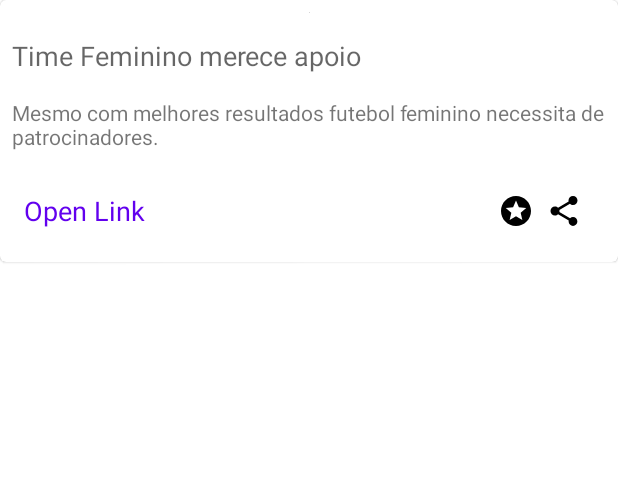
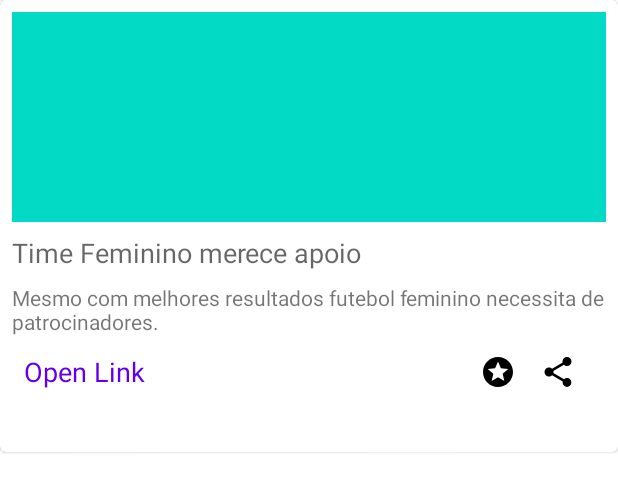
Before and after one commit to JoaoGabrielCorrea/Soccer-News, an Android app: the layout news_item.xml on its own in the app's theme, with its tools: preview values and no code run, on a phone screen of 412 x 824 dp. Shown: the top 492 px of the screen. Run offline under Robolectric (Android 15) with nearby library versions, the phone set to English and light mode, and no system bars.

Commit message:
update layout

```diff
--- a/app/build.gradle
+++ b/app/build.gradle
@@ -40,6 +40,7 @@ dependencies {
     implementation 'androidx.navigation:navigation-fragment:2.4.2'
     implementation 'androidx.navigation:navigation-ui:2.4.2'
     testImplementation 'junit:junit:4.13.2'
+    implementation 'androidx.swiperefreshlayout:swiperefreshlayout:1.1.0'
     androidTestImplementation 'androidx.test.ext:junit:1.1.3'
     androidTestImplementation 'androidx.test.espresso:espresso-core:3.4.0'
 }
--- a/app/src/main/java/com/example/soccernews/MainActivity.java
+++ b/app/src/main/java/com/example/soccernews/MainActivity.java
@@ -1,6 +1,7 @@
 package com.example.soccernews;
 
 import android.os.Bundle;
+import android.widget.TextView;
 
 import com.google.android.material.bottomnavigation.BottomNavigationView;
 
@@ -9,10 +10,15 @@ import androidx.navigation.NavController;
 import androidx.navigation.Navigation;
 import androidx.navigation.ui.AppBarConfiguration;
 import androidx.navigation.ui.NavigationUI;
+import androidx.swiperefreshlayout.widget.SwipeRefreshLayout;
 
 import com.example.soccernews.databinding.ActivityMainBinding;
 
 public class MainActivity extends AppCompatActivity {
+
+    SwipeRefreshLayout refreshLayout;
+            TextView textView;
+
 
     private ActivityMainBinding binding;
 
--- a/app/src/main/res/layout/activity_main.xml
+++ b/app/src/main/res/layout/activity_main.xml
@@ -4,8 +4,8 @@
     xmlns:tools="http://schemas.android.com/tools"
     android:id="@+id/container"
     android:layout_width="match_parent"
-    android:layout_height="match_parent"
-    android:paddingTop="?attr/actionBarSize">
+    android:layout_height="match_parent">
+
 
     <com.google.android.material.bottomnavigation.BottomNavigationView
         android:id="@+id/nav_view"
@@ -25,8 +25,11 @@
         android:layout_width="match_parent"
         android:layout_height="match_parent"
         app:defaultNavHost="true"
+        app:layout_constraintLeft_toLeftOf="parent"
+        app:layout_constraintLeft_toRightOf="parent"
         app:layout_constraintTop_toTopOf="parent"
-        app:navGraph="@navigation/mobile_navigation"
-        tools:layout_editor_absoluteX="0dp" />
+        app:navGraph="@navigation/mobile_navigation" />
+
+
 
 </androidx.constraintlayout.widget.ConstraintLayout>
--- a/app/src/main/res/layout/news_item.xml
+++ b/app/src/main/res/layout/news_item.xml
@@ -5,19 +5,19 @@
     xmlns:tools="http://schemas.android.com/tools"
     android:layout_width="match_parent"
     android:layout_height="wrap_content">
+    android:layout_margin="8dp">
 
     <androidx.constraintlayout.widget.ConstraintLayout
         android:layout_width="match_parent"
-        android:layout_height="wrap_content"
+        android:layout_height="285dp"
         android:layout_margin="8dp">
 
         <ImageView
             android:id="@+id/ivThumbnail"
-            android:layout_width="wrap_content"
-            android:layout_height="wrap_content"
-            android:layout_marginStart="93dp"
-            android:layout_marginEnd="93dp"
+            android:layout_width="0dp"
+            android:layout_height="140dp"
             android:contentDescription="@string/cd_news_image"
+            android:src="@color/teal_200"
             app:layout_constraintEnd_toEndOf="parent"
             app:layout_constraintStart_toStartOf="parent"
             app:layout_constraintTop_toTopOf="parent"
@@ -27,9 +27,9 @@
             android:id="@+id/tvTitle"
             android:layout_width="wrap_content"
             android:layout_height="wrap_content"
-            android:layout_marginTop="16dp"
+            android:layout_marginTop="8dp"
             android:textAppearance="@style/TextAppearance.AppCompat.Medium"
-            app:layout_constraintStart_toStartOf="@+id/tvDescription"
+            app:layout_constraintStart_toStartOf="parent"
             app:layout_constraintTop_toBottomOf="@+id/ivThumbnail"
             tools:text="Time Feminino merece apoio" />
 
@@ -37,12 +37,9 @@
             android:id="@+id/tvDescription"
             android:layout_width="wrap_content"
             android:layout_height="wrap_content"
-            android:layout_marginTop="16dp"
-            android:layout_marginBottom="16dp"
-            app:layout_constraintBottom_toTopOf="@+id/btopenLink"
-            app:layout_constraintEnd_toEndOf="parent"
+            android:layout_marginTop="8dp"
+            app:layout_constraintStart_toStartOf="parent"
             app:layout_constraintTop_toBottomOf="@+id/tvTitle"
-            app:layout_constraintVertical_bias="1.0"
             tools:text="Mesmo com melhores resultados futebol feminino necessita de patrocinadores." />
 
         <Button
@@ -50,20 +47,21 @@
             style="?attr/borderlessButtonStyle"
             android:layout_width="wrap_content"
             android:layout_height="wrap_content"
-            android:layout_marginBottom="2dp"
             android:text="@string/txt_open_link"
             android:textAppearance="@style/TextAppearance.AppCompat.Medium"
-            app:layout_constraintBottom_toBottomOf="parent"
             app:layout_constraintStart_toStartOf="parent"
-            app:layout_constraintTop_toBottomOf="@+id/tvTitle"
-            app:layout_constraintVertical_bias="1.0" />
+            app:layout_constraintTop_toBottomOf="@+id/tvDescription" />
 
         <ImageView
             android:id="@+id/ivfavorite"
             android:layout_width="wrap_content"
             android:layout_height="wrap_content"
             android:layout_marginEnd="8dp"
+            android:background="?android:attr/selectableItemBackgroundBorderless"
+            android:clickable="true"
             android:contentDescription="@string/favorite_icon"
+            android:focusable="true"
+            android:padding="4dp"
             app:layout_constraintBottom_toBottomOf="@+id/btopenLink"
             app:layout_constraintEnd_toStartOf="@+id/ivShare"
             app:layout_constraintTop_toTopOf="@+id/btopenLink"
@@ -74,7 +72,11 @@
             android:layout_width="wrap_content"
             android:layout_height="wrap_content"
             android:layout_marginEnd="16dp"
+            android:background="?android:attr/selectableItemBackgroundBorderless"
+            android:clickable="true"
             android:contentDescription="@string/cd_share_icon"
+            android:focusable="true"
+            android:padding="4dp"
             app:layout_constraintBottom_toBottomOf="@+id/btopenLink"
             app:layout_constraintEnd_toEndOf="parent"
             app:layout_constraintTop_toTopOf="@+id/btopenLink"
```
